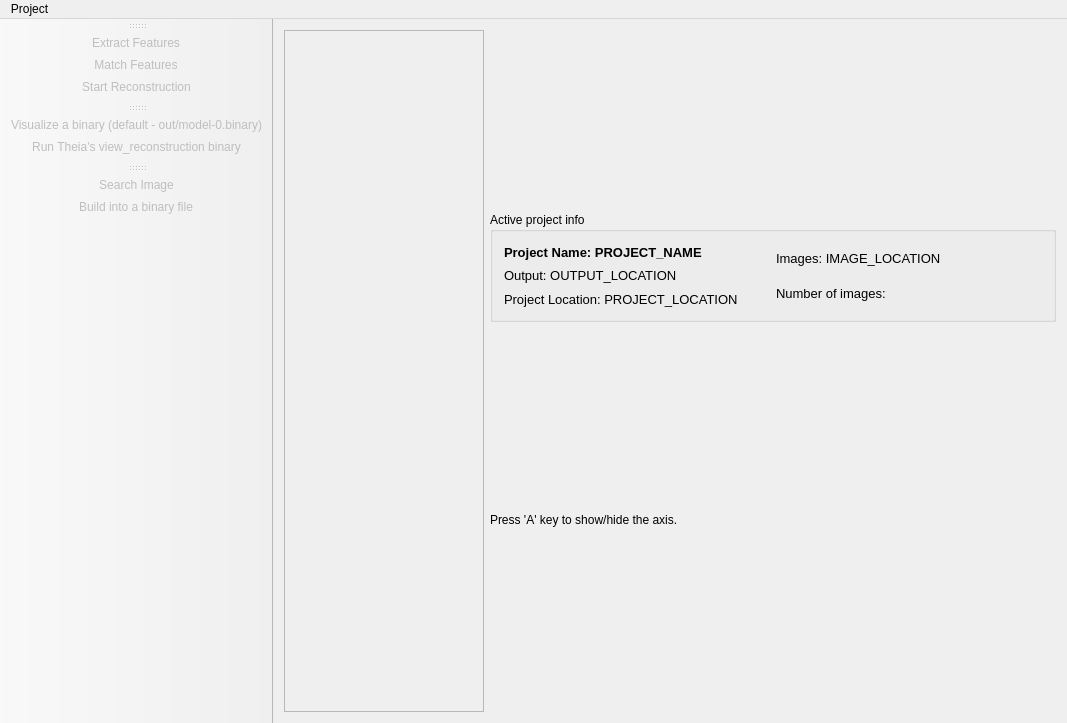
First picture: the form in ui/mainwindow.ui, repository lybros/appa, before the edit.
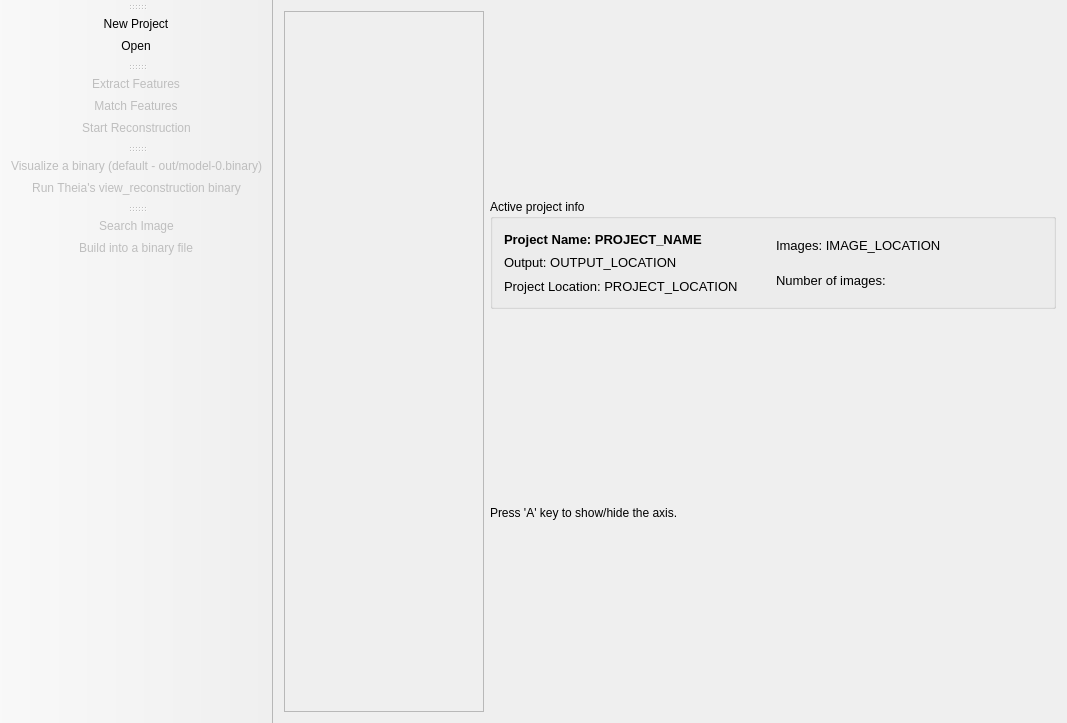
Second picture: the form after the edit.

Commit message: remove menu bar, add project tool bar, fix #11

Patch:
```diff
--- a/ui/mainwindow.ui
+++ b/ui/mainwindow.ui
@@ -40,7 +40,7 @@
            <x>0</x>
            <y>0</y>
            <width>198</width>
-           <height>673</height>
+           <height>695</height>
           </rect>
          </property>
          <property name="sizePolicy">
@@ -218,23 +218,18 @@
     </item>
    </layout>
   </widget>
-  <widget class="QMenuBar" name="menuBar">
-   <property name="geometry">
-    <rect>
-     <x>0</x>
-     <y>0</y>
-     <width>1067</width>
-     <height>22</height>
-    </rect>
+  <widget class="QToolBar" name="projectToolBar">
+   <property name="windowTitle">
+    <string>toolBar</string>
    </property>
-   <widget class="QMenu" name="project_menu">
-    <property name="title">
-     <string>Project</string>
-    </property>
-    <addaction name="actionNewProject"/>
-    <addaction name="actionOpen"/>
-   </widget>
-   <addaction name="project_menu"/>
+   <attribute name="toolBarArea">
+    <enum>LeftToolBarArea</enum>
+   </attribute>
+   <attribute name="toolBarBreak">
+    <bool>false</bool>
+   </attribute>
+   <addaction name="actionNewProject"/>
+   <addaction name="actionOpen"/>
   </widget>
   <widget class="QToolBar" name="featuresToolBar">
    <property name="sizePolicy">
```
The commit also changes 1 other file.
